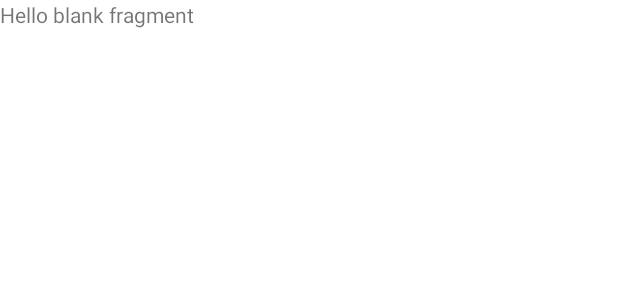
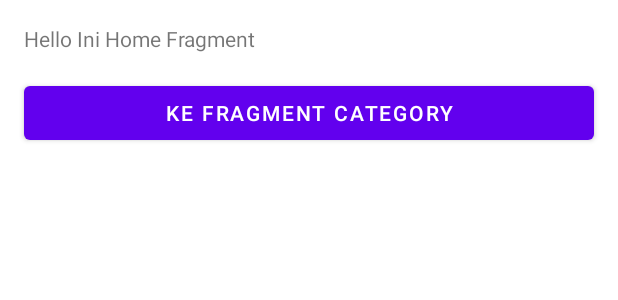
Before and after one commit to suryaharahap/fundamental-android, an Android app: the layout fragment_home.xml on its own in the app's theme, with its tools: preview values and no code run, on a phone screen of 412 x 824 dp. Shown: the top 300 px of the screen. Run offline under Robolectric (Android 15) with nearby library versions, the phone set to English and light mode, and no system bars.

Commit message:
Add: TextView and Button to fragment_home

```diff
--- a/MyFlexibleFragment/app/src/main/res/layout/fragment_home.xml
+++ b/MyFlexibleFragment/app/src/main/res/layout/fragment_home.xml
@@ -1,14 +1,21 @@
 <?xml version="1.0" encoding="utf-8"?>
-<FrameLayout xmlns:android="http://schemas.android.com/apk/res/android"
-    xmlns:tools="http://schemas.android.com/tools"
+<LinearLayout xmlns:android="http://schemas.android.com/apk/res/android"
     android:layout_width="match_parent"
     android:layout_height="match_parent"
-    tools:context=".HomeFragment">
+    android:orientation="vertical">
 
-    <!-- TODO: Update blank fragment layout -->
     <TextView
         android:layout_width="match_parent"
-        android:layout_height="match_parent"
-        android:text="@string/hello_blank_fragment" />
+        android:layout_height="wrap_content"
+        android:layout_margin="16dp"
+        android:text="@string/hello_home_fragment"/>
 
-</FrameLayout>
+    <Button
+        android:id="@+id/btn_category"
+        android:layout_width="match_parent"
+        android:layout_height="wrap_content"
+        android:layout_marginLeft="16dp"
+        android:layout_marginRight="16dp"
+        android:text="@string/to_category" />
+
+</LinearLayout>
```
